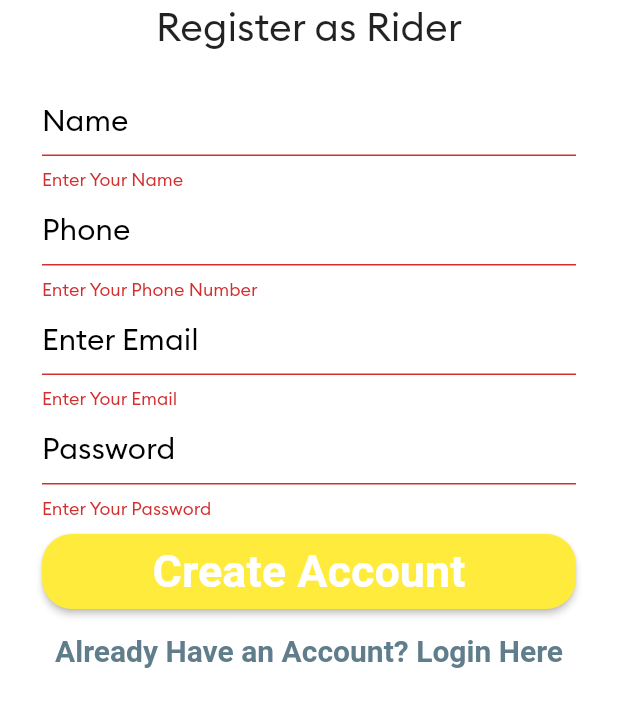
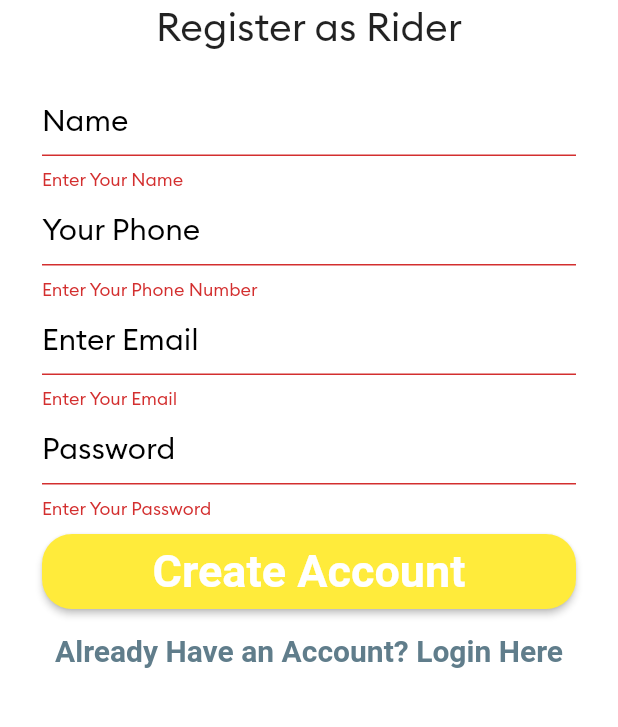
Before and after one commit to keya254/MY_UBER, a Flutter app: the RegistrationScreen screen opened by its route, on a phone screen of 412 x 824 dp, the part 417-1144 px from its top. Run offline on Flutter 3.47's test engine with Material 2 defaults, Android fonts, the phone set to English and light mode, and no system bars; our stand-ins replace animated_text_kit, firebase_auth, firebase_core, firebase_database, fluttertoast, font_awesome_flutter and 2 more; missing offline and left inert: flutter_polyline_points; accounts and stored records are empty.

Commit message:
minor change to phonetextingcontroller

```diff
--- a/lib/AllScreens/mainscreen.dart
+++ b/lib/AllScreens/mainscreen.dart
@@ -23,8 +23,8 @@ class MainScreen extends StatefulWidget {
 class _MainScreenState extends State<MainScreen> with TickerProviderStateMixin {
   TextEditingController pickupTextEditingController = TextEditingController();
   TextEditingController dropoffTextEditingController = TextEditingController();
-  TextEditingController pRnameTextEditingController = TextEditingController();
-  TextEditingController cpnameTextEditingController = TextEditingController();
+  TextEditingController ?pRnameTextEditingController = TextEditingController();
+  TextEditingController ?cpnameTextEditingController = TextEditingController();
   Completer<GoogleMapController> _controllerGoogleMap = Completer();
   GoogleMapController? newGoogleMapController;
 
--- a/lib/AllScreens/registrationScreen.dart
+++ b/lib/AllScreens/registrationScreen.dart
@@ -77,7 +77,7 @@ class _RegistrationScreenState extends State<RegistrationScreen> {
                       controller: phoneTextEditingController,
                       keyboardType: TextInputType.phone,
                       decoration: InputDecoration(
-                        hintText: "Phone",
+                        hintText: "Your Phone",
                         errorText: "Enter Your Phone Number",
                         hintStyle: TextStyle(
                           fontSize: 20.0,
--- a/lib/AllScreens/searchScreen.dart
+++ b/lib/AllScreens/searchScreen.dart
@@ -16,8 +16,9 @@ class SearchScreen extends StatefulWidget {
 class _SearchScreenState extends State<SearchScreen> {
   TextEditingController pickUpTextEditingController = TextEditingController();
   TextEditingController dropOffTextEditingController = TextEditingController();
-   TextEditingController pRnameTextEditingController = TextEditingController();
-  TextEditingController cpnameTextEditingController = TextEditingController();
+   TextEditingController ?pRnameTextEditingController = TextEditingController();
+  TextEditingController ?cpnameTextEditingController = TextEditingController();
+
   List<PlacePredictions> placepredictionList = [];
 
   @override
@@ -173,6 +174,7 @@ class _SearchScreenState extends State<SearchScreen> {
                             padding: EdgeInsets.all(3.0),
                             child: TextField(
                               controller: cpnameTextEditingController,
+                              keyboardType: TextInputType.phone,
                               decoration: InputDecoration(
                                 hintText: "Receivers Contact",
                                 fillColor: Colors.white,
```
